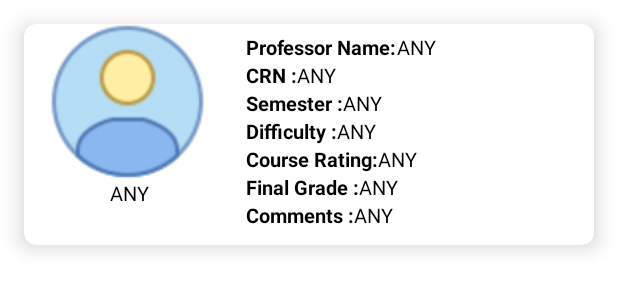
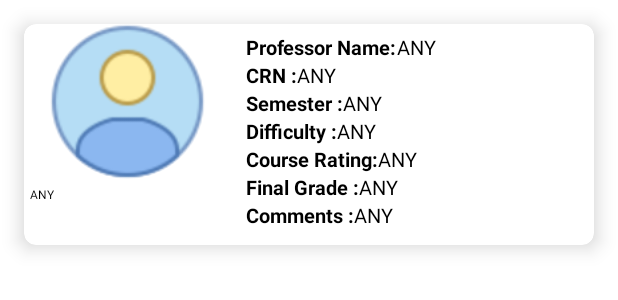
Before and after one commit to Nlege001/AccountCreation, an Android app: the layout list_item_display.xml on its own in the app's theme, with its tools: preview values and no code run, on a phone screen of 412 x 824 dp. Shown: the top 300 px of the screen. Run offline under Robolectric (Android 15) with nearby library versions, the phone set to English and light mode, and no system bars.

Commit message:
assessment owner can now be seen

```diff
--- a/app/src/main/java/com/example/accounttcreation/DisplayDataClass.kt
+++ b/app/src/main/java/com/example/accounttcreation/DisplayDataClass.kt
@@ -1,3 +1,3 @@
 package com.example.accounttcreation
 
-data class DisplayDataClass(val proffessor:String ?=null, val courseNumber:String ?=null, val semester:String ?=null, val difficlty:String ?=null, val courseRating:String ?=null, val grade:String ?=null, val comments:String ?=null)
+data class DisplayDataClass(val proffessor:String ?=null, val courseNumber:String ?=null, val semester:String ?=null, val difficlty:String ?=null, val courseRating:String ?=null, val grade:String ?=null, val comments:String ?=null, val email: String ?=null)
--- a/app/src/main/java/com/example/accounttcreation/DisplayUserInput.kt
+++ b/app/src/main/java/com/example/accounttcreation/DisplayUserInput.kt
@@ -42,6 +42,8 @@ class DisplayUserInput : AppCompatActivity() {
         EvenChangeListener()
 
 
+
+
     }
 
     private fun EvenChangeListener(){
@@ -77,4 +79,6 @@ class DisplayUserInput : AppCompatActivity() {
 
 
 
+
+
 }
--- a/app/src/main/res/layout/list_item_display.xml
+++ b/app/src/main/res/layout/list_item_display.xml
@@ -208,11 +208,11 @@
             android:id="@+id/email_profile_text"
             android:layout_width="wrap_content"
             android:layout_height="wrap_content"
-            android:layout_marginStart="57dp"
-            android:layout_marginTop="103dp"
+            android:layout_marginStart="4dp"
+            android:layout_marginTop="108dp"
             android:text="ANY"
             android:textColor="@color/black"
-            android:textSize="13sp"
+            android:textSize="8sp"
             app:layout_constraintStart_toStartOf="parent"
             app:layout_constraintTop_toTopOf="parent" />
     </androidx.constraintlayout.widget.ConstraintLayout>
```
Also changed, not shown: app/src/main/java/com/example/accounttcreation/DisplayAdapterClass.kt (+15 -0 lines).
